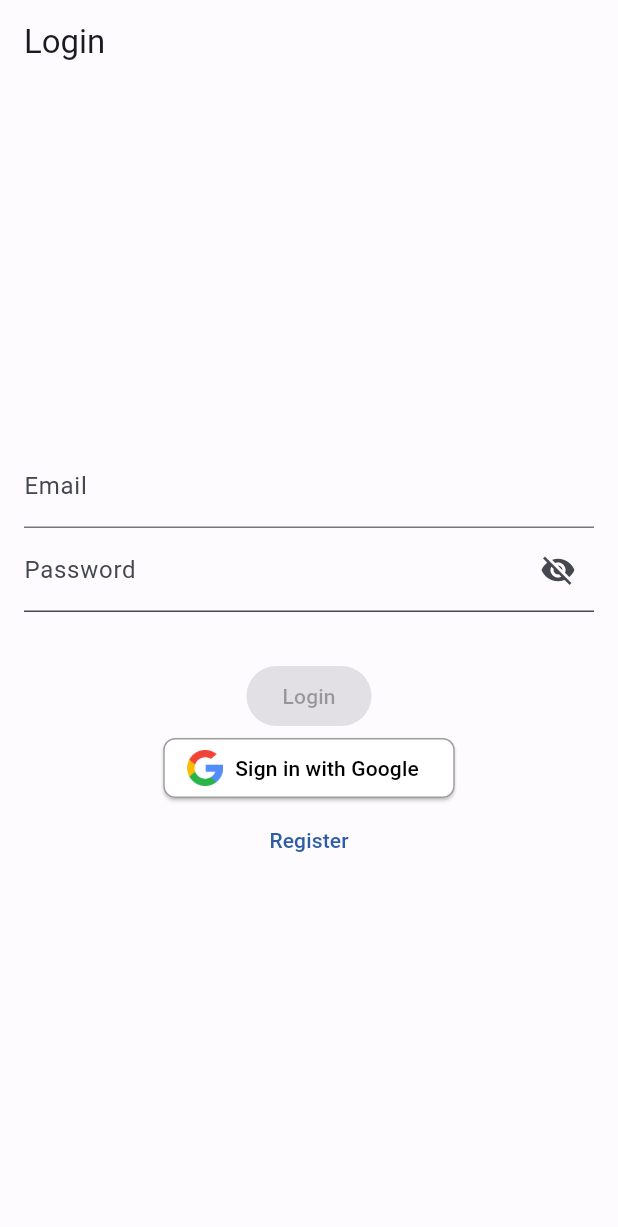
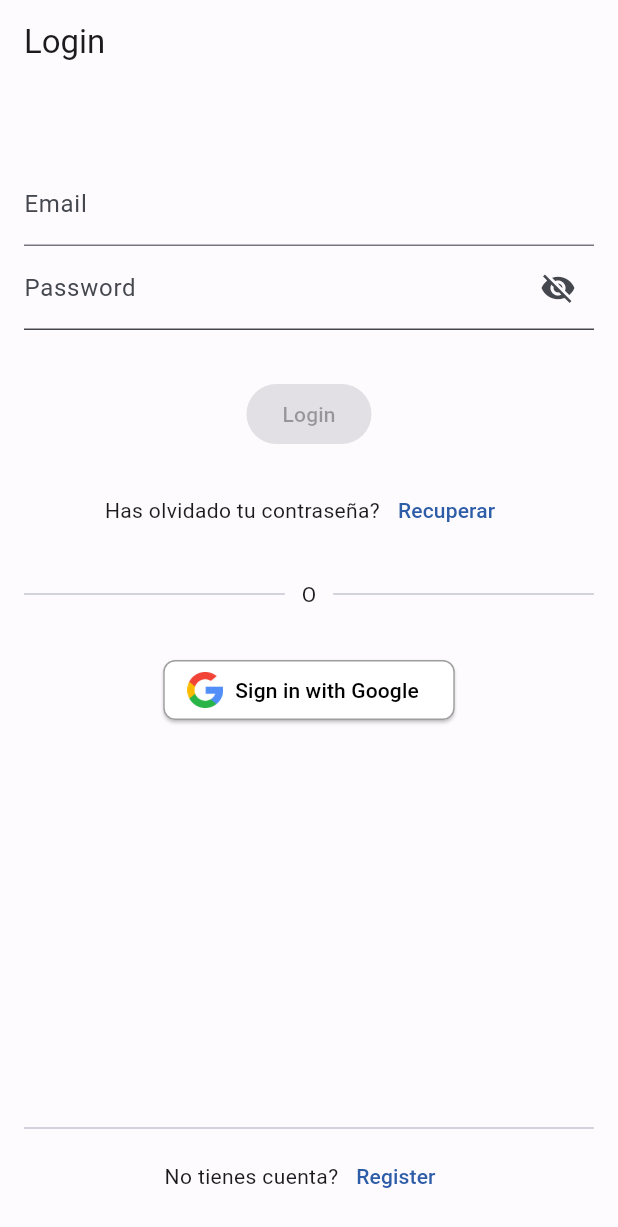
Before and after one commit to CrowdSnap/CrowdSnap-App, a Flutter app: the screen it shows after launch, on a phone screen of 412 x 824 dp. Shown: the top 1227 px of the screen. Run offline on Flutter 3.47's test engine with Material 3 defaults, Android fonts, the phone set to English and light mode, and no system bars; our stand-ins replace firebase_auth, firebase_core, flutter_riverpod, go_router, google_sign_in, riverpod_annotation; accounts and stored records are empty; generated files the repository leaves out were written again.

Commit message:
login_view modificada para verse mejor

```diff
--- a/lib/app/router/app_router.dart
+++ b/lib/app/router/app_router.dart
@@ -1,3 +1,4 @@
+import 'package:crowd_snap/features/auth/presentation/views/forgot_password_view.dart';
 import 'package:flutter/material.dart';
 import 'package:go_router/go_router.dart';
 import 'package:crowd_snap/features/auth/presentation/views/login_view.dart';
@@ -23,6 +24,10 @@ class AppRouter extends _$AppRouter {
         GoRoute(
           path: '/register',
           builder: (context, state) => const RegisterView(),
+        ),
+        GoRoute(
+          path: '/forgot-password',
+          builder: (context, state) => const ForgotPassword()
         ),
         ShellRoute(
           builder: (context, state, child) {
--- /dev/null
+++ b/lib/features/auth/presentation/views/forgot_password_view.dart
@@ -0,0 +1,10 @@
+import 'package:flutter/material.dart';
+
+class ForgotPassword extends StatelessWidget {
+  const ForgotPassword({super.key});
+
+  @override
+  Widget build(BuildContext context) {
+    return Container();
+  }
+}
--- a/lib/features/auth/presentation/views/login_view.dart
+++ b/lib/features/auth/presentation/views/login_view.dart
@@ -2,9 +2,7 @@ import 'package:crowd_snap/features/auth/presentation/notifier/form_notifier.dar
 import 'package:crowd_snap/features/auth/presentation/widgets/google_sign_in_button.dart';
 import 'package:crowd_snap/features/auth/presentation/widgets/password_input.dart';
 import 'package:crowd_snap/global/constants.dart';
-import 'package:flutter/cupertino.dart';
 import 'package:flutter/material.dart';
-import 'package:flutter/widgets.dart';
 import 'package:flutter_riverpod/flutter_riverpod.dart';
 import 'package:go_router/go_router.dart';
 import 'package:crowd_snap/features/auth/presentation/notifier/auth_notifier.dart';
@@ -28,8 +26,11 @@ class LoginView extends ConsumerWidget {
       body: Padding(
         padding: const EdgeInsets.all(16.0),
         child: Column(
-          mainAxisAlignment: MainAxisAlignment.center,
+          mainAxisAlignment: MainAxisAlignment.spaceBetween,
           children: [
+            Column(
+              children: [
+                const SizedBox(height: 36),
                 TextFormField(
                   initialValue: formValues.email,
                   decoration: const InputDecoration(
@@ -51,18 +52,57 @@ class LoginView extends ConsumerWidget {
                     backgroundColor: formValues.isPasswordValid &&
                             formValues.email.isNotEmpty
                         ? Theme.of(context).colorScheme.surface
-                    : Theme.of(context).colorScheme.onSurface.withOpacity(0.12),
+                        : Theme.of(context)
+                            .colorScheme
+                            .onSurface
+                            .withOpacity(0.12),
                     foregroundColor: formValues.isPasswordValid &&
                             formValues.email.isNotEmpty
                         ? Theme.of(context).colorScheme.primary
-                    : Theme.of(context).colorScheme.onSurface.withOpacity(0.38),
+                        : Theme.of(context)
+                            .colorScheme
+                            .onSurface
+                            .withOpacity(0.38),
                   ),
                   child: const Text('Login'),
                 ),
+                const SizedBox(height: 16),
+                Row(
+                  mainAxisAlignment: MainAxisAlignment.center,
+                  children: [
+                    const Text('Has olvidado tu contraseña?'),
+                    TextButton(
+                      onPressed: () {
+                        context.go('/forgot-password');
+                      },
+                      child: const Text('Recuperar'),
+                    ),
+                  ],
+                ),
+                const SizedBox(height: 22),
+                const Row(
+                  mainAxisAlignment: MainAxisAlignment.center,
+                  children: [
+                    Expanded(child: Divider()),
+                    Text('   O   ', style: TextStyle(fontSize: 14)),
+                    Expanded(child: Divider()),
+                  ],
+                ),
+                const SizedBox(height: 30),
                 GoogleSignInButton(onPressed: () {
                   // Call signInWithGoogle method
                   authNotifier.signInWithGoogle();
                 }),
+              ],
+            ),
+
+            Column(
+              children: [
+                const Divider(),
+                Row(
+                  mainAxisAlignment: MainAxisAlignment.center,
+                  children: [
+                    const Text('No tienes cuenta?'),
                     TextButton(
                       onPressed: () {
                         context.go('/register');
@@ -71,6 +111,10 @@ class LoginView extends ConsumerWidget {
                     ),
                   ],
                 ),
+              ],
+            ),
+          ],
+        ),
       ),
     );
   }
```
Also changed, not shown: lib/app/theme/material-theme/main.g.dart (deleted), 1 other file. Lines whose indentation alone changed are shown as unchanged.
